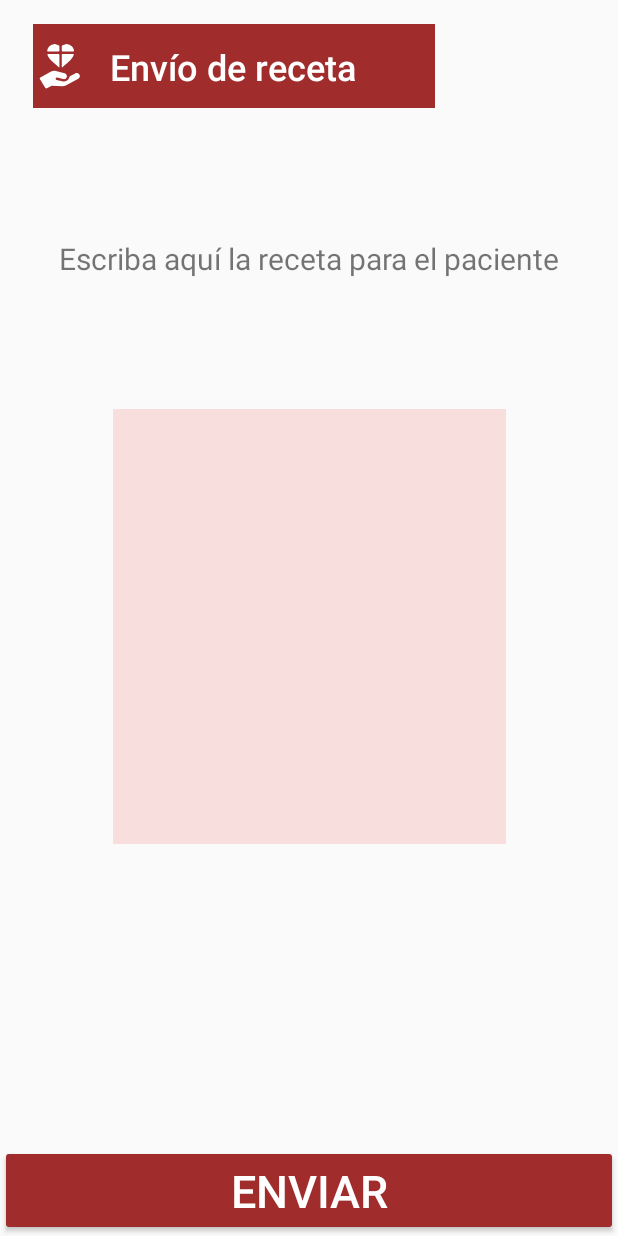
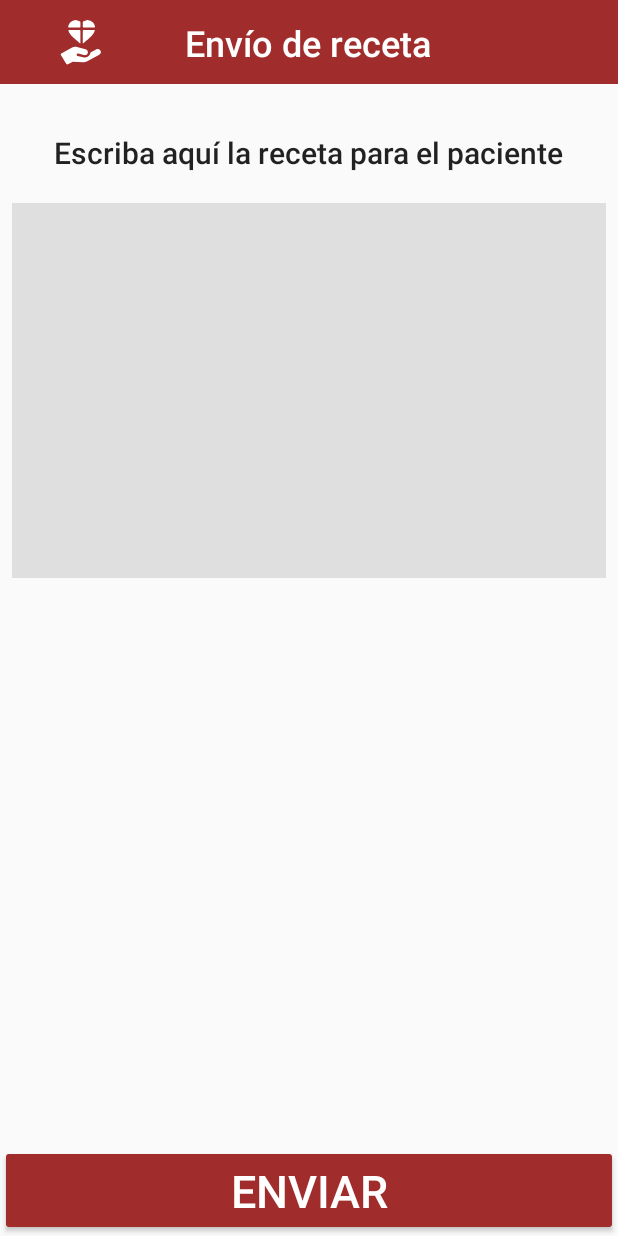
Before and after one commit to Luciana123/BienestARProveedores, an Android app: the PrescriptionFragment screen opened through its navigation route, on a phone screen of 412 x 824 dp. Run offline under Robolectric (Android 15) with nearby library versions, the phone set to English and light mode, and no system bars; our stand-ins replace Firebase (no records; nobody signed in at launch, a user with empty details on screens opened directly); 1 statement that could not run was skipped.

Commit message:
uptade prescription layout

```diff
--- a/app/src/main/res/layout/consultancy_prescription_fragment.xml
+++ b/app/src/main/res/layout/consultancy_prescription_fragment.xml
@@ -9,11 +9,8 @@
     <include
         android:id="@+id/fragment_header"
         layout="@layout/bienestar_header"
-        android:layout_width="wrap_content"
+        android:layout_width="match_parent"
         android:layout_height="wrap_content"
-        android:layout_marginRight="100dp"
-        android:layout_marginTop="16dp"
-        android:layout_marginBottom="16dp"
         app:layout_constraintEnd_toEndOf="parent"
         app:layout_constraintStart_toStartOf="parent"
         app:layout_constraintTop_toTopOf="parent" />
@@ -23,13 +20,16 @@
         android:layout_width="wrap_content"
         android:layout_height="wrap_content"
         android:layout_marginLeft="20dp"
+        android:layout_marginTop="32dp"
         android:layout_marginRight="20dp"
-        android:text="Escriba aquí la receta para el paciente"
+        android:drawableTint="#FFFFFF"
+        android:text="@string/escriba_aqu_la_receta_para_el_paciente"
+        android:textAppearance="@style/TextAppearance.AppCompat.Body2"
         android:textSize="20sp"
-        app:layout_constraintBottom_toTopOf="@id/prescription"
         app:layout_constraintEnd_toEndOf="parent"
+        app:layout_constraintHorizontal_bias="0.492"
         app:layout_constraintStart_toStartOf="parent"
-        app:layout_constraintTop_toBottomOf="@id/fragment_header" />
+        app:layout_constraintTop_toBottomOf="@+id/fragment_header" />
 
     <Button
         android:id="@+id/send_prescription"
@@ -37,25 +37,27 @@
         android:layout_height="wrap_content"
         app:layout_constraintBottom_toBottomOf="parent"
         android:backgroundTint="@color/colorConsultancy"
-        android:text="ENVIAR"
+        android:text="@string/enviar"
         android:textColor="@android:color/white"
         android:textSize="30sp" />
 
     <EditText
         android:id="@+id/prescription"
-        android:layout_width="262dp"
-        android:layout_height="290dp"
-        android:background="#F8DEDC"
+        android:layout_width="0dp"
+        android:layout_height="250dp"
+        android:layout_marginStart="8dp"
+        android:layout_marginTop="20dp"
+        android:layout_marginEnd="8dp"
+
+        android:background="#DFDFDF"
         android:ems="10"
         android:gravity="start|top"
         android:inputType="textMultiLine"
-        app:layout_constraintBottom_toTopOf="@id/send_prescription"
         app:layout_constraintEnd_toEndOf="parent"
+        app:layout_constraintHorizontal_bias="0.0"
         app:layout_constraintStart_toStartOf="parent"
-
-        app:layout_constraintTop_toBottomOf="@id/fragment_header" />
-
-
+        app:layout_constraintTop_toBottomOf="@+id/textView2"
+        android:autofillHints="" />
 
 
 </androidx.constraintlayout.widget.ConstraintLayout>
--- a/app/src/main/res/values/strings.xml
+++ b/app/src/main/res/values/strings.xml
@@ -43,4 +43,6 @@
     <string name="todo">TODO</string>
     <string name="bienestar_providers">BienestAR Providers</string>
     <string name="textview">TextView</string>
+    <string name="escriba_aqu_la_receta_para_el_paciente">Escriba aquí la receta para el paciente</string>
+    <string name="enviar">ENVIAR</string>
 </resources>
```
